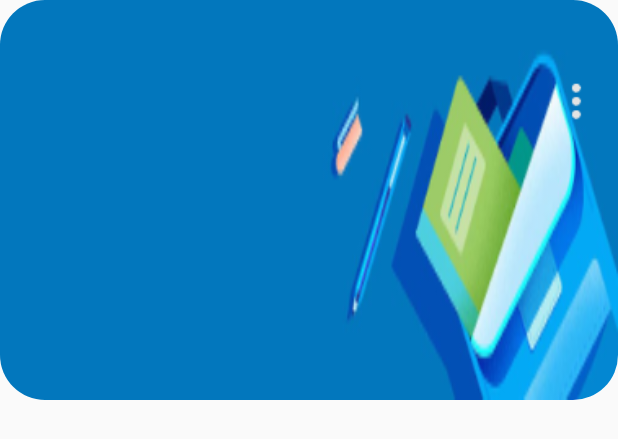
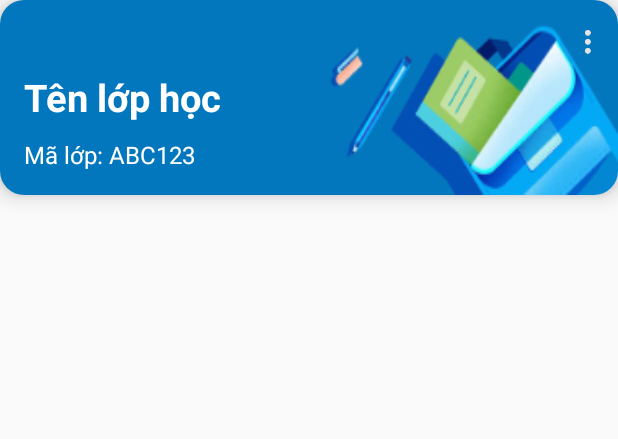
Before and after one commit to Kuku107/64CNTT1_Mobile, an Android app built with Jetpack Compose: the layout item_clasroom.xml on its own in the app's theme, with its tools: preview values and no code run, on a phone screen of 412 x 824 dp. Shown: the top 439 px of the screen. Run offline under Robolectric (Android 15) with nearby library versions, the light colour scheme and no system bars.

Commit message:
change layout item_classroom

```diff
--- a/YourClassroom/app/src/main/res/layout/item_clasroom.xml
+++ b/YourClassroom/app/src/main/res/layout/item_clasroom.xml
@@ -1,57 +1,48 @@
 <?xml version="1.0" encoding="utf-8"?>
 <androidx.cardview.widget.CardView xmlns:android="http://schemas.android.com/apk/res/android"
+    xmlns:app="http://schemas.android.com/apk/res-auto"
     android:layout_width="match_parent"
-    android:layout_height="400px"
-    xmlns:app="http://schemas.android.com/apk/res-auto"
-    android:background="@drawable/cardview"
-    app:cardCornerRadius="30dp"
-    android:layout_marginBottom="15dp">
+    android:layout_height="130dp"
+    android:layout_marginBottom="16dp"
+    app:cardCornerRadius="16dp"
+    app:cardElevation="8dp"
+    android:background="@drawable/cardview">
 
-    <LinearLayout
+    <RelativeLayout
         android:layout_width="match_parent"
         android:layout_height="match_parent"
+        android:padding="16dp"
         android:background="@drawable/cardview">
 
-        <LinearLayout
-            android:layout_marginTop="50sp"
-            android:layout_width="match_parent"
-            android:layout_height="wrap_content"
-            android:orientation="horizontal">
+        <ImageView
+            android:id="@+id/imv_more"
+            android:layout_width="24dp"
+            android:layout_height="24dp"
+            android:layout_marginEnd="-8dp"
+            android:layout_alignParentTop="true"
+            android:layout_alignParentEnd="true"
+            android:src="@drawable/more_vert"/>
 
         <TextView
             android:id="@+id/tv_classname"
             android:layout_width="wrap_content"
             android:layout_height="wrap_content"
-                android:paddingRight="12dp"
-                android:layout_marginLeft="20dp"
+            android:layout_centerVertical="true"
+            android:layout_alignParentStart="true"
+            android:text="Tên lớp học"
             android:textColor="@color/white"
-                android:textSize="30dp"/>
+            android:textSize="25sp"
+            android:textStyle="bold" />
 
-            <!-- Thêm một LinearLayout con để căn chỉnh phải -->
-            <LinearLayout
-                android:layout_width="match_parent"
-                android:layout_height="wrap_content"
-                android:gravity="end"
-                android:orientation="horizontal">
-
+        <!-- Mã lớp - dưới cùng bên trái -->
         <TextView
             android:id="@+id/tv_codeclass"
             android:layout_width="wrap_content"
             android:layout_height="wrap_content"
-                    android:paddingRight="12dp"
-                    android:layout_marginRight="10dp"
-                    android:textSize="25dp"
-                    android:textColor="@color/white"/>
-
-                <ImageView
-                    android:id="@+id/imv_more"
-                    android:layout_width="35dp"
-                    android:layout_height="35dp"
-                    android:src="@drawable/more_vert"
-                    android:layout_marginRight="10dp"/>
-            </LinearLayout>
-
-        </LinearLayout>
-    </LinearLayout>
-
+            android:layout_alignParentBottom="true"
+            android:layout_alignParentStart="true"
+            android:text="Mã lớp: ABC123"
+            android:textColor="@color/white"
+            android:textSize="16sp" />
+    </RelativeLayout>
 </androidx.cardview.widget.CardView>
```
Lines whose indentation alone changed are shown as unchanged.
